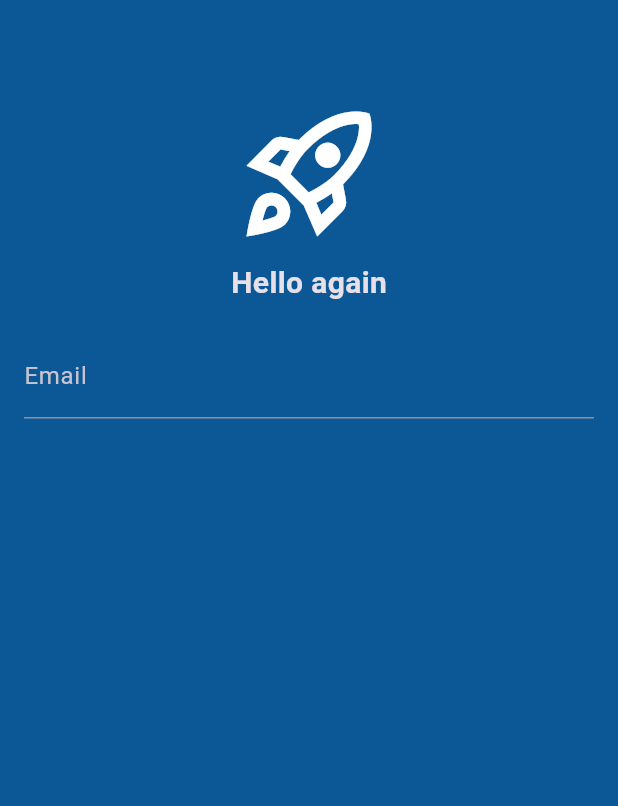
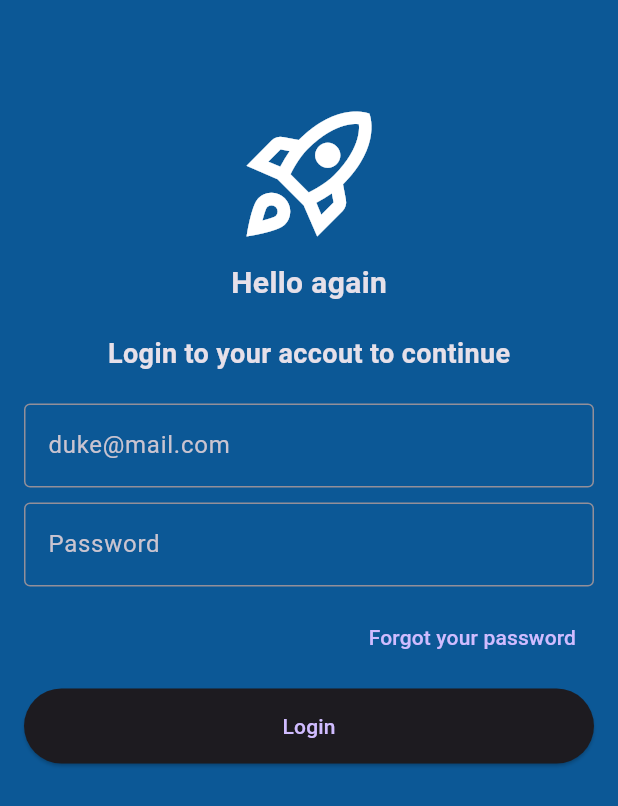
Before and after one commit to Taoheedoh/medApp, a Flutter app: the screen it shows after launch, after a tap on "+MedApp", on a phone screen of 412 x 824 dp. Shown: the top 806 px of the screen. Run offline on Flutter 3.47's test engine with Material 3 defaults, Android fonts, the phone set to English and light mode, and no system bars.

Commit message:
Add login button

```diff
--- /dev/null
+++ b/lib/forgotpassword.dart
@@ -0,0 +1,15 @@
+import 'package:flutter/material.dart';
+
+class ForgotPassword extends StatefulWidget {
+  const ForgotPassword({super.key});
+
+  @override
+  State<ForgotPassword> createState() => _ForgotPasswordState();
+}
+
+class _ForgotPasswordState extends State<ForgotPassword> {
+  @override
+  Widget build(BuildContext context) {
+    return Container();
+  }
+}
--- a/lib/loginpage.dart
+++ b/lib/loginpage.dart
@@ -1,4 +1,6 @@
 import 'package:flutter/material.dart';
+import 'package:medapp/forgotpassword.dart';
+import 'package:medapp/successfulpage.dart';
 
 class Login extends StatefulWidget {
   const Login({super.key});
@@ -10,37 +12,86 @@ class Login extends StatefulWidget {
 class _LoginState extends State<Login> {
   @override
   Widget build(BuildContext context) {
-    return const Scaffold(
+    return Scaffold(
       body: Padding(
-        padding: EdgeInsets.all(16),
+        padding: const EdgeInsets.all(16),
         child: Column(
           mainAxisAlignment: MainAxisAlignment.start,
           crossAxisAlignment: CrossAxisAlignment.start,
           children: [
-            SizedBox(
+            const SizedBox(
               height: 50,
             ),
-            Center(
+            const Center(
               child: Icon(
                 Icons.rocket_launch_outlined,
                 size: 100,
               ),
             ),
-            SizedBox(
+            const SizedBox(
               height: 8,
             ),
-            Center(
+            const Center(
               child: Text(
                 'Hello again',
                 style: TextStyle(fontWeight: FontWeight.bold, fontSize: 20),
               ),
             ),
-
-            SizedBox(height: 20,),
-            TextField(
-              decoration: InputDecoration(
-                labelText: 'Email',
-              ),
+            Column(
+              mainAxisAlignment: MainAxisAlignment.center,
+              crossAxisAlignment: CrossAxisAlignment.center,
+              children: [
+                const SizedBox(
+                  height: 20,
+                ),
+                const Text(
+                  'Login to your accout to continue',
+                  style: TextStyle(fontWeight: FontWeight.bold, fontSize: 18),
+                ),
+                const SizedBox(
+                  height: 20,
+                ),
+                const TextField(
+                  decoration: InputDecoration(
+                    labelText: 'duke@mail.com',
+                    border: OutlineInputBorder(),
+                  ),
+                ),
+                const SizedBox(
+                  height: 10,
+                ),
+                const TextField(
+                  obscureText: true,
+                  decoration: InputDecoration(
+                    labelText: 'Password',
+                    border: OutlineInputBorder(),
+                  ),
+                ),
+                const SizedBox(
+                  height: 10,
+                ),
+                Align(
+                  alignment: Alignment.centerRight,
+                  child: TextButton(
+                    onPressed: () {
+                      const ForgotPassword();
+                    },
+                    child: const Text('Forgot your password'),
+                  ),
+                ),
+                const SizedBox(
+                  height: 10,
+                ),
+                ElevatedButton(
+                  onPressed: () {
+                    const SuccessfulLogin();
+                  },
+                  style: ElevatedButton.styleFrom(
+                    minimumSize: const Size(double.infinity, 50),
+                  ) ,
+                  child:  const Text('Login'),
+                )
+              ],
             ),
           ],
         ),
--- /dev/null
+++ b/lib/successfulpage.dart
@@ -0,0 +1,15 @@
+import 'package:flutter/material.dart';
+
+class SuccessfulLogin extends StatefulWidget {
+  const SuccessfulLogin({super.key});
+
+  @override
+  State<SuccessfulLogin> createState() => _SuccessfulLoginState();
+}
+
+class _SuccessfulLoginState extends State<SuccessfulLogin> {
+  @override
+  Widget build(BuildContext context) {
+    return const Placeholder();
+  }
+}
```
